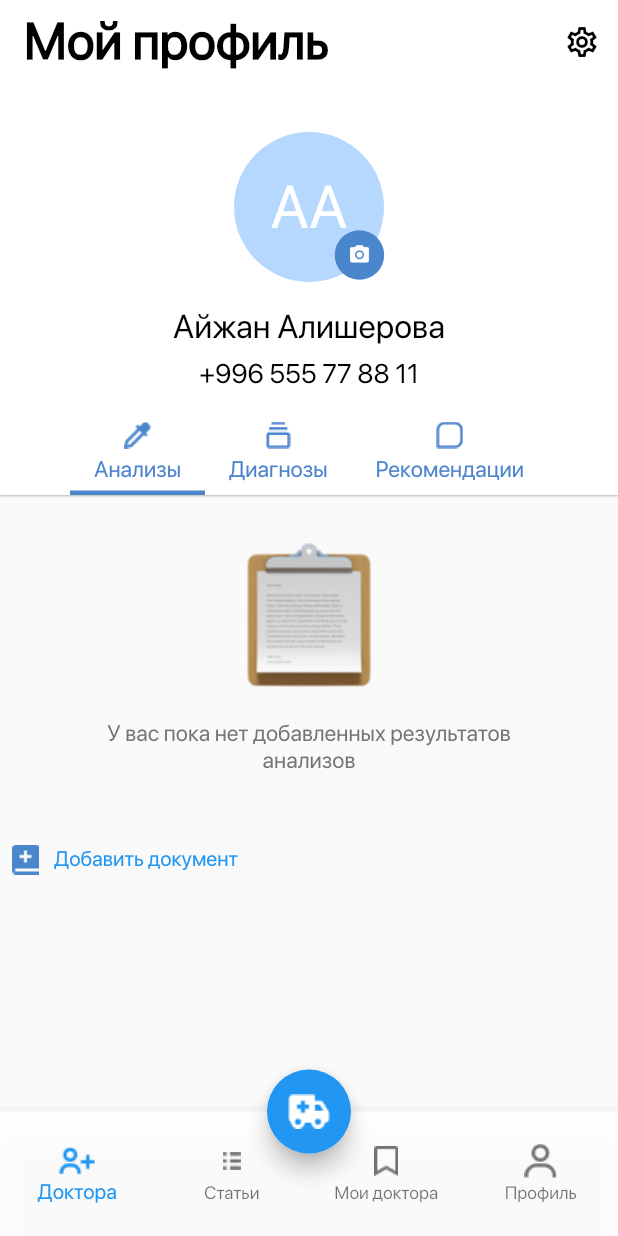
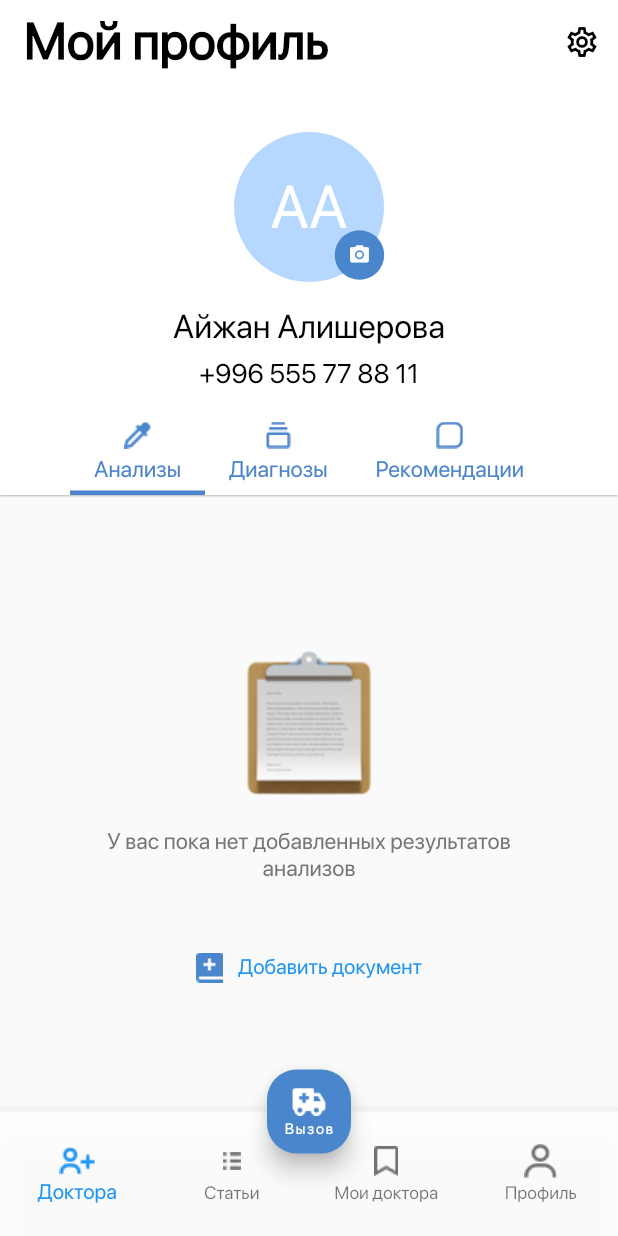
Before and after one commit to Jakausenova1/Clinic_App, a Flutter app: the screen it shows after launch, on a phone screen of 412 x 824 dp. Run offline on Flutter 3.47's test engine with Material 2 defaults, Android fonts, the phone set to English and light mode, and no system bars; our stand-ins replace shared_preferences.

Commit message:
еще незавершен

```diff
--- a/flutter_application_1/lib/ui/screens/profile_page.dart
+++ b/flutter_application_1/lib/ui/screens/profile_page.dart
@@ -4,9 +4,9 @@ import '../../core/theme/app_colors.dart';
 import '../../core/theme/app_fonts.dart';
 import '../../models/doctor_models.dart';
 import '../widgets/app_tab_bar.dart';
-import 'articles.dart';
-import 'doctors.dart';
-import 'my_doctors.dart';
+// import 'articles.dart';
+// import 'doctors.dart';
+// import 'my_doctors.dart';
 
 class ProfilePage extends StatefulWidget {
   const ProfilePage({super.key});
@@ -122,10 +122,25 @@ class _ProfilePageState extends State<ProfilePage> {
         ],
       ),
       floatingActionButton: FloatingActionButton(
+        shape: RoundedRectangleBorder(borderRadius: BorderRadius.circular(20)),
+        backgroundColor: AppColors.blue,
         onPressed: () {},
-        child: Image.asset(
-          AppImages.call,
-          color: AppColors.white,
+        child: Padding(
+          padding: const EdgeInsets.all(10),
+          child: Column(
+            children: [
+              Image.asset(
+                AppImages.call,
+                color: AppColors.white,
+                width: 23,
+                height: 23,
+              ),
+              Text(
+                "Вызов",
+                style: AppFonts.w500s10.copyWith(color: AppColors.white),
+              )
+            ],
+          ),
         ),
       ),
       floatingActionButtonLocation: FloatingActionButtonLocation.centerDocked,
--- a/flutter_application_1/lib/ui/widgets/image_text.dart
+++ b/flutter_application_1/lib/ui/widgets/image_text.dart
@@ -1,6 +1,4 @@
 import 'package:flutter/material.dart';
-
-import '../../core/assets/app_images.dart';
 import '../../core/theme/app_fonts.dart';
 
 class ImageAndText extends StatelessWidget {
--- a/flutter_application_1/lib/ui/widgets/tab_view.dart
+++ b/flutter_application_1/lib/ui/widgets/tab_view.dart
@@ -16,6 +16,7 @@ class TabViewWidget extends StatelessWidget {
   @override
   Widget build(BuildContext context) {
     return Center(
+      child: SingleChildScrollView(
         child: Column(
           children: [
             const SizedBox(
@@ -33,18 +34,18 @@ class TabViewWidget extends StatelessWidget {
             const SizedBox(
               height: 33,
             ),
-          Center(
-            child: TextButton(
+            TextButton(
                 onPressed: () {},
                 child: Row(
+                  mainAxisAlignment: MainAxisAlignment.center,
                   children: [
                     Image.asset(AppImages.adddoc),
                     const SizedBox(width: 10),
                     const Text('Добавить документ'),
                   ],
                 )),
+          ],
         ),
-        ],
       ),
     );
   }
```
Lines whose indentation alone changed are shown as unchanged.
